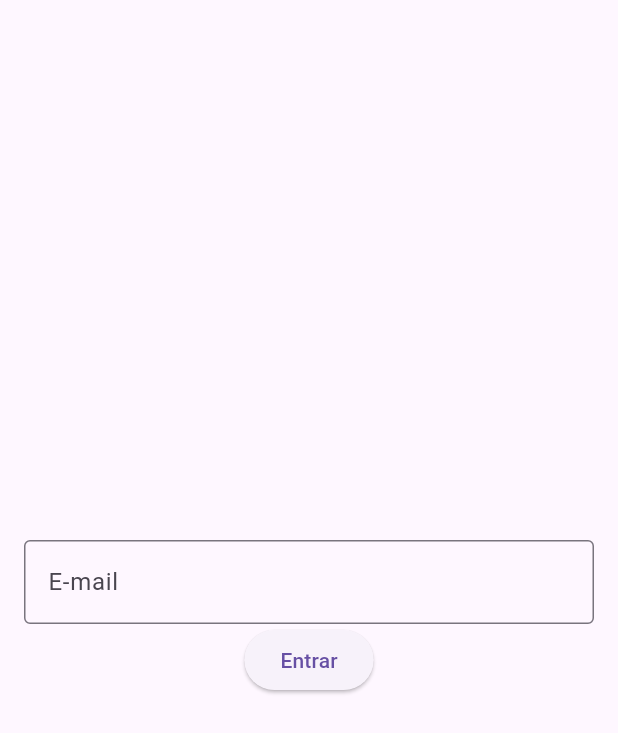
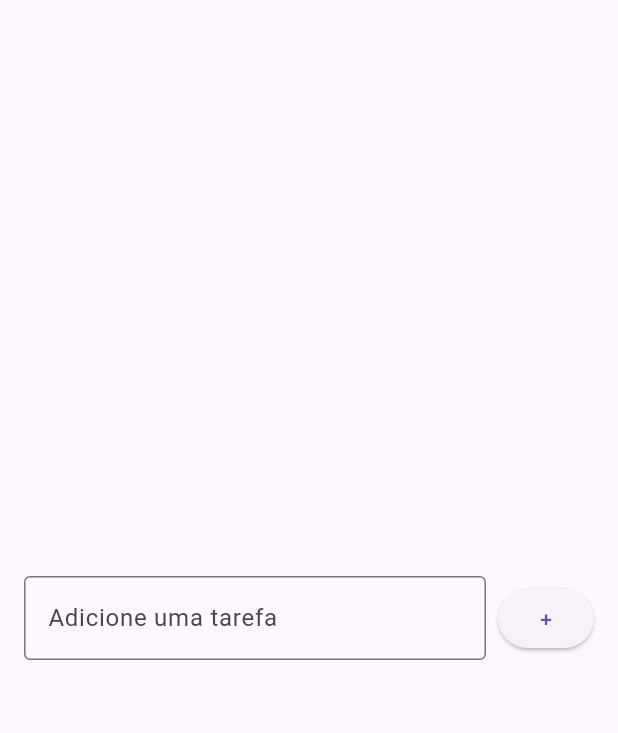
Before and after one commit to niltinfilho/curso-flutter-startto, a Flutter app: the screen it shows after launch, on a phone screen of 412 x 824 dp. Shown: the top 733 px of the screen. Run offline on Flutter 3.47's test engine with Material 3 defaults, Android fonts, the phone set to English and light mode, and no system bars.

Commit message:
Trabalhando com o Expanded

```diff
--- a/todo_list/lib/pages/todo_list_page.dart
+++ b/todo_list/lib/pages/todo_list_page.dart
@@ -11,40 +11,23 @@ class TodoListPage extends StatelessWidget {
       body: Center(
         child: Padding(
           padding: const EdgeInsets.symmetric(horizontal: 16.0),
-          child: Column(
-            mainAxisSize: MainAxisSize.min,
+          child: Row(
             children: [
-              TextField(
-                controller: emailController,
-                decoration: InputDecoration(
-                  labelText: 'E-mail',
-                  border: OutlineInputBorder(),
+              Expanded(
+                child: TextField(
+                  decoration: InputDecoration(
+                    border: OutlineInputBorder(),
+                    labelText: 'Adicione uma tarefa',
+                    hintText: 'Ex: Estudar Flutter',
+                  ),
                 ),
-                onChanged: onChanged,
-                onSubmitted: ,
               ),
-              ElevatedButton(
-                onPressed: login,
-                child: Text('Entrar'),
-              ),
+              SizedBox(width: 8),
+              ElevatedButton(onPressed: () {}, child: Text('+')),
             ],
           ),
         ),
       ),
     );
   }
-
-  void login() {
-    String text = emailController.text;
-    print(text);
-    emailController.text = "";
-  }
-
-  void onChanged(String text) {
-    print(text);
-  }
-
-  void onSubmitted(String text) {
-    print(text);
-  }
 }
```
